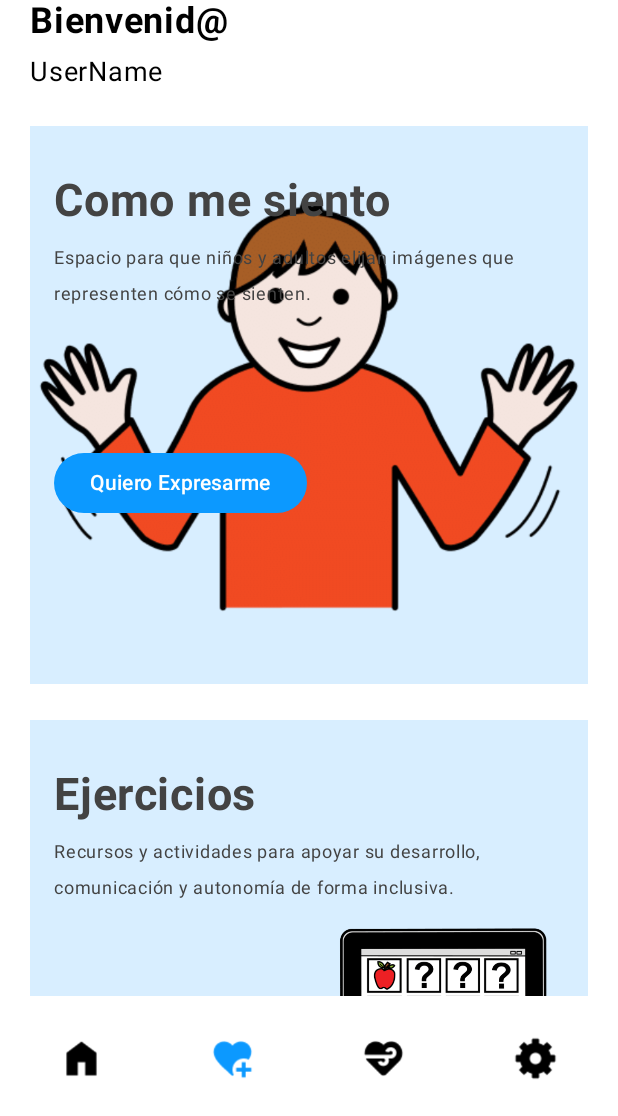
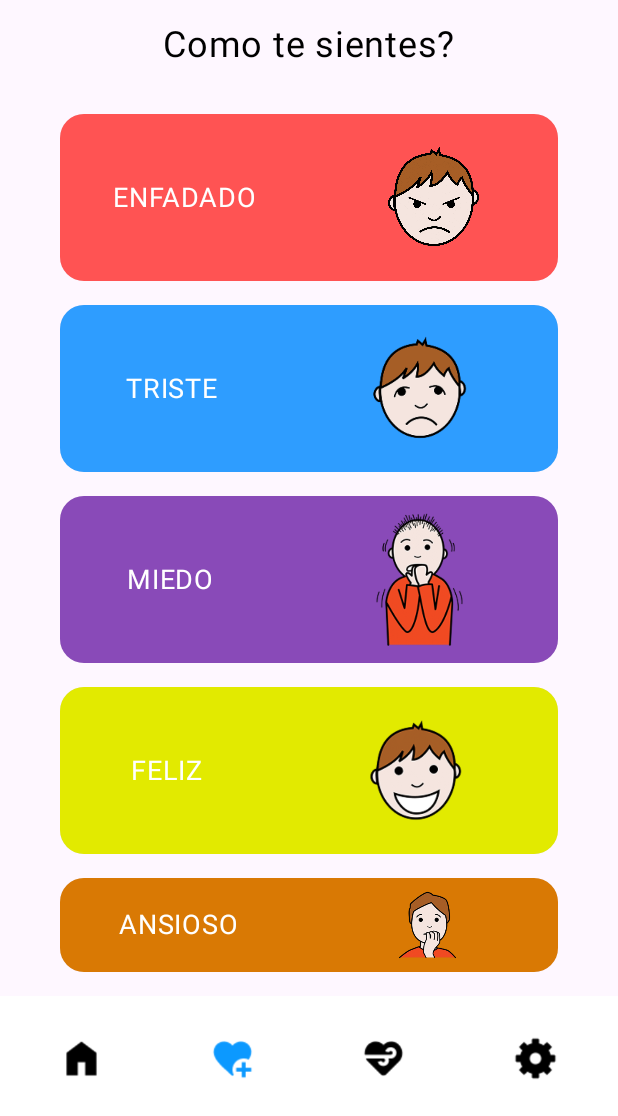
Before and after one commit to 11damia/MindSpeak, an Android app built with Jetpack Compose: the screen it shows after launch (MainActivity), item 2 of the bottom bar chosen, on a phone screen of 412 x 824 dp, the part 120-1236 px from its top. Run offline under Robolectric (Android 15) with nearby library versions, the light colour scheme and no system bars.

Commit message:
Add Emotion - History - Ranting

```diff
--- a/app/build.gradle.kts
+++ b/app/build.gradle.kts
@@ -51,6 +51,7 @@ dependencies {
     implementation(libs.androidx.ui.tooling.preview)
     implementation(libs.androidx.material3)
     implementation(libs.androidx.navigation.compose)
+    implementation(libs.androidx.storage)
     testImplementation(libs.junit)
     androidTestImplementation(libs.androidx.junit)
     androidTestImplementation(libs.androidx.espresso.core)
--- a/app/src/main/java/cat/dam/mindspeak/MainActivity.kt
+++ b/app/src/main/java/cat/dam/mindspeak/MainActivity.kt
@@ -3,9 +3,9 @@ package cat.dam.mindspeak
 import android.os.Bundle
 import androidx.activity.ComponentActivity
 import androidx.activity.compose.setContent
-import androidx.activity.enableEdgeToEdge
 import androidx.compose.foundation.background
 import androidx.compose.foundation.layout.Box
+import androidx.compose.foundation.layout.Column
 import androidx.compose.foundation.layout.fillMaxSize
 import androidx.compose.foundation.layout.systemBarsPadding
 import androidx.compose.runtime.Composable
@@ -14,10 +14,11 @@ import androidx.compose.runtime.mutableIntStateOf
 import androidx.compose.runtime.mutableStateOf
 import androidx.compose.runtime.remember
 import androidx.compose.runtime.saveable.rememberSaveable
-import androidx.compose.ui.Alignment
 import androidx.compose.ui.Modifier
 import androidx.compose.ui.tooling.preview.Preview
+import androidx.lifecycle.viewmodel.compose.viewModel
 import androidx.navigation.compose.rememberNavController
+import cat.dam.mindspeak.model.EmotionViewModel
 import cat.dam.mindspeak.ui.navigation.NavigationHost
 import cat.dam.mindspeak.ui.screens.shared.BottomBar
 import cat.dam.mindspeak.ui.screens.shared.TopBar
@@ -28,10 +29,10 @@ import cat.dam.mindspeak.ui.theme.MindSpeakTheme
 class MainActivity : ComponentActivity() {
     override fun onCreate(savedInstanceState: Bundle?) {
         super.onCreate(savedInstanceState)
-        enableEdgeToEdge()
         setContent {
-           MindSpeakTheme {
-                MyApp()
+            MindSpeakTheme {
+                val viewModel: EmotionViewModel = viewModel()
+                MyApp(viewModel)
             }
         }
     }
@@ -41,26 +42,30 @@ class MainActivity : ComponentActivity() {
 
 
 @Composable
-fun MyApp() {
+fun MyApp(viewModel: EmotionViewModel = viewModel()) {
     val navController = rememberNavController()
     val selectedButton = rememberSaveable { mutableIntStateOf(0) }
     val showBottomBar by remember { mutableStateOf(true) }
 
-    Box(
+    Column(
         modifier = Modifier
             .fillMaxSize()
             .systemBarsPadding()
             .background(LocalCustomColors.current.background)
     ) {
-        TopBar(modifier = Modifier.align(Alignment.TopCenter), navController = navController)
-        NavigationHost(
-            navController = navController,
-        )
+
+        TopBar(navController = navController)
+
+
+        Box(modifier = Modifier.weight(1f)) {
+            NavigationHost(navController = navController, viewModel = viewModel)
+        }
+
+
         if (showBottomBar) {
             BottomBar(
-                navController,
-                selectedButton,
-                modifier = Modifier.align(Alignment.BottomCenter)
+                navController = navController,
+                selectedButton = selectedButton
             )
         }
     }
--- a/app/src/main/java/cat/dam/mindspeak/ui/navigation/NavigationHost.kt
+++ b/app/src/main/java/cat/dam/mindspeak/ui/navigation/NavigationHost.kt
@@ -1,23 +1,41 @@
 package cat.dam.mindspeak.ui.navigation
 
+import android.util.Log
 import androidx.compose.runtime.Composable
 import androidx.navigation.NavHostController
 import androidx.navigation.compose.NavHost
 import androidx.navigation.compose.composable
 import cat.dam.mindspeak.SettingsUser
+import cat.dam.mindspeak.model.EmotionViewModel
+import cat.dam.mindspeak.ui.screens.EmotionRatingScreen
+import cat.dam.mindspeak.ui.screens.Emotions
 import cat.dam.mindspeak.ui.screens.Exercises
-
 import cat.dam.mindspeak.ui.screens.Inicio
+import cat.dam.mindspeak.ui.screens.EmotionHistoryScreen
 import cat.dam.mindspeak.ui.theme.LocalCustomColors
 
 @Composable
-fun NavigationHost(
-    navController: NavHostController,
-) {
+fun NavigationHost(navController: NavHostController, viewModel: EmotionViewModel) {
     NavHost(navController = navController, startDestination = "inicio") {
-        composable("inicio") { Inicio(navController,LocalCustomColors) }
+        composable("inicio") { Inicio(navController) }
+        composable("emotions") { Emotions(navController) }
+        composable("exercise") { Exercises(navController) }
         composable("settings") { SettingsUser(LocalCustomColors) }
-        composable("exercise") { Exercises(LocalCustomColors) }
-
+        composable("history") { // Routa para el historial
+            EmotionHistoryScreen(viewModel = viewModel)
+        }
+        composable("emotionRating/{emotionType}") { backStackEntry ->
+            val emotionType = backStackEntry.arguments?.getString("emotionType") ?: "UNKNOWN"
+            if (emotionType == "UNKNOWN") {
+                Log.e("EmotionRatingScreen", "Argument 'emotionType' is missing or invalid")
+                navController.popBackStack()
+                return@composable
+            }
+            EmotionRatingScreen(
+                navController = navController,
+                backStackEntry = backStackEntry,
+                viewModel = viewModel
+            )
+        }
     }
 }
--- /dev/null
+++ b/app/src/main/java/cat/dam/mindspeak/ui/screens/Emotions.kt
@@ -0,0 +1,123 @@
+package cat.dam.mindspeak.ui.screens
+
+import androidx.compose.foundation.Image
+import androidx.compose.foundation.clickable
+import androidx.compose.foundation.layout.Arrangement
+import androidx.compose.foundation.layout.Column
+import androidx.compose.foundation.layout.Row
+import androidx.compose.foundation.layout.Spacer
+import androidx.compose.foundation.layout.fillMaxSize
+import androidx.compose.foundation.layout.fillMaxWidth
+import androidx.compose.foundation.layout.height
+import androidx.compose.foundation.layout.padding
+import androidx.compose.foundation.layout.size
+import androidx.compose.foundation.layout.width
+import androidx.compose.foundation.shape.RoundedCornerShape
+import androidx.compose.material3.Card
+import androidx.compose.material3.MaterialTheme
+import androidx.compose.material3.Surface
+import androidx.compose.material3.Text
+import androidx.compose.runtime.Composable
+import androidx.compose.ui.Alignment
+import androidx.compose.ui.Modifier
+import androidx.compose.ui.graphics.Color
+import androidx.compose.ui.res.painterResource
+import androidx.compose.ui.tooling.preview.Preview
+import androidx.compose.ui.unit.dp
+import androidx.compose.ui.unit.sp
+import androidx.navigation.NavHostController
+import androidx.navigation.compose.rememberNavController
+import cat.dam.mindspeak.R
+import cat.dam.mindspeak.ui.theme.LocalCustomColors
+
+data class EmotionItem(
+    val text: String,
+    val color: Color,
+    val imageRes: Int
+)
+
+@Composable
+fun Emotions(navController: NavHostController) {
+    val emotions = listOf(
+        EmotionItem("ENFADADO", Color(0xFFFF5353), R.drawable.enfadado),
+        EmotionItem("TRISTE", Color(0xFF2E9DFF), R.drawable.triste),
+        EmotionItem("MIEDO", Color(0xFF894AB8), R.drawable.miedoso),
+        EmotionItem("FELIZ", Color(0xFFE2EA00), R.drawable.feliz),
+        EmotionItem("ANSIOSO", Color(0xFFD97904), R.drawable.ansioso)
+    )
+
+    Surface(
+        modifier = Modifier.fillMaxSize(),
+        color = MaterialTheme.colorScheme.background
+    ) {
+        Column(
+            modifier = Modifier
+                .fillMaxSize()
+                .padding(16.dp),
+            verticalArrangement = Arrangement.Top,
+            horizontalAlignment = Alignment.CenterHorizontally
+        ) {
+            Text(
+                text = "Como te sientes?",
+                fontSize = 24.sp,
+                color = LocalCustomColors.current.text1
+            )
+            Spacer(modifier = Modifier.height(32.dp))
+            Column(
+                verticalArrangement = Arrangement.spacedBy(16.dp),
+                modifier = Modifier.weight(1f)
+            ) {
+                emotions.forEach { emotion ->
+                    EmotionCard(
+                        emotionItem = emotion,
+                        navController = navController
+                    )
+                }
+            }
+        }
+    }
+}
+
+@Composable
+fun EmotionCard(emotionItem: EmotionItem, navController: NavHostController) {
+    Card(
+        shape = RoundedCornerShape(16.dp),
+        modifier = Modifier
+            .padding(horizontal = 24.dp)
+            .clickable {
+                navController.navigate("emotionRating/${emotionItem.text}")
+            }
+    ) {
+        Surface(
+            color = emotionItem.color
+        ) {
+            Row(
+                modifier = Modifier
+                    .padding(8.dp)
+                    .fillMaxWidth(),
+                verticalAlignment = Alignment.CenterVertically,
+                horizontalArrangement = Arrangement.SpaceEvenly
+            ) {
+                Text(
+                    text = emotionItem.text,
+                    fontSize = 18.sp,
+                    color = LocalCustomColors.current.text4
+                )
+                Spacer(modifier = Modifier.width(16.dp))
+                Image(
+                    painter = painterResource(id = emotionItem.imageRes),
+                    contentDescription = null,
+                    modifier = Modifier.size(95.dp)
+                )
+            }
+        }
+    }
+}
+
+@Preview(showBackground = true)
+@Composable
+fun PreviewEmotionSelectorScreen() {
+    MaterialTheme {
+        Emotions(navController = rememberNavController())
+    }
+}
--- a/app/src/main/java/cat/dam/mindspeak/ui/screens/HomeUser.kt
+++ b/app/src/main/java/cat/dam/mindspeak/ui/screens/HomeUser.kt
@@ -15,7 +15,6 @@ import androidx.compose.material3.Button
 import androidx.compose.material3.ButtonDefaults
 import androidx.compose.material3.Text
 import androidx.compose.runtime.Composable
-import androidx.compose.runtime.ProvidableCompositionLocal
 import androidx.compose.ui.Alignment
 import androidx.compose.ui.Modifier
 import androidx.compose.ui.res.painterResource
@@ -25,28 +24,29 @@ import androidx.compose.ui.unit.dp
 import androidx.compose.ui.unit.sp
 import androidx.compose.ui.zIndex
 import androidx.navigation.NavHostController
+import androidx.navigation.compose.rememberNavController
 import cat.dam.mindspeak.R
-import cat.dam.mindspeak.ui.theme.CustomColors
+import cat.dam.mindspeak.ui.theme.LocalCustomColors
 import cat.dam.mindspeak.ui.theme.White
 
 @Composable
-fun Inicio(navController: NavHostController,localCustomColors: ProvidableCompositionLocal<CustomColors>) {
+fun Inicio(navController: NavHostController) {
     LazyColumn(
         modifier = Modifier
             .fillMaxSize()
-            .padding(top = 80.dp, start = 20.dp, end = 20.dp)
+            .padding(start = 20.dp, end = 20.dp)
     ) {
         item {
             Text(
                 text = "Bienvenid@",
                 fontWeight = FontWeight.Bold,
-                color = localCustomColors.current.text1,
+                color = LocalCustomColors.current.text1,
                 fontSize = 24.sp
             )
             Spacer(modifier = Modifier.height(8.dp))
             Text(
                 text = "UserName",
-                color = localCustomColors.current.text1,
+                color = LocalCustomColors.current.text1,
                 fontSize = 18.sp
             )
             Spacer(modifier = Modifier.height(24.dp))
@@ -54,38 +54,43 @@ fun Inicio(navController: NavHostController,localCustomColors: ProvidableComposi
 
         item {
             Box(
-                modifier = Modifier.fillMaxWidth().padding(bottom = 24.dp).background(localCustomColors.current.third),
+                modifier = Modifier
+                    .fillMaxWidth()
+                    .padding(bottom = 24.dp)
+                    .background(LocalCustomColors.current.third),
             ) {
                 Image(
-                painter = painterResource(id = R.drawable.persona_settings_user),
-                contentDescription = "Feeling",
-                modifier = Modifier
-                    .zIndex(1f)
-                    .align(Alignment.BottomEnd)
+                    painter = painterResource(id = R.drawable.persona_settings_user),
+                    contentDescription = "Feeling",
+                    modifier = Modifier
+                        .zIndex(1f)
+                        .align(Alignment.BottomEnd)
                 )
                 Column(
-                    modifier = Modifier.padding(top = 16.dp, end = 16.dp, start = 16.dp).zIndex(2f),
+                    modifier = Modifier
+                        .padding(top = 16.dp, end = 16.dp, start = 16.dp)
+                        .zIndex(2f),
                     horizontalAlignment = Alignment.Start
                 ) {
                     Spacer(modifier = Modifier.height(16.dp))
                     Text(
                         text = "Como me siento",
-                        color = localCustomColors.current.text2,
+                        color = LocalCustomColors.current.text2, // Accès direct
                         fontWeight = FontWeight.Bold,
                         fontSize = 30.sp
                     )
                     Spacer(modifier = Modifier.height(8.dp))
                     Text(
                         text = "Espacio para que niños y adultos elijan imágenes que representen cómo se sienten.",
-                        color = localCustomColors.current.text2,
+                        color = LocalCustomColors.current.text2, // Accès direct
                         fontWeight = FontWeight.Normal,
                         fontSize = 12.sp
                     )
                     Spacer(modifier = Modifier.height(90.dp))
                     Button(
-                        onClick = { /* Acción al hacer clic */ },
+                        onClick = { navController.navigate("emotions") },
                         colors = ButtonDefaults.buttonColors(
-                            containerColor = localCustomColors.current.secondary
+                            containerColor = LocalCustomColors.current.secondary
                         )
                     ) {
                         Text(
@@ -99,7 +104,10 @@ fun Inicio(navController: NavHostController,localCustomColors: ProvidableComposi
         }
         item {
             Box(
-                modifier = Modifier.fillMaxWidth().background(localCustomColors.current.third),
+                modifier = Modifier
+                    .fillMaxWidth()
+                    .padding(bottom = 24.dp)
+                    .background(LocalCustomColors.current.third),
             ) {
                 Image(
                     painter = painterResource(id = R.drawable.tablet),
@@ -118,13 +126,13 @@ fun Inicio(navController: NavHostController,localCustomColors: ProvidableComposi
                     Text(
                         text = "Ejercicios",
                         fontWeight = FontWeight.Bold,
-                        color = localCustomColors.current.text2,
+                        color = LocalCustomColors.current.text2,
                         fontSize = 30.sp
                     )
                     Spacer(modifier = Modifier.height(8.dp))
                     Text(
                         text = "Recursos y actividades para apoyar su desarrollo, comunicación y autonomía de forma inclusiva.",
-                        color = localCustomColors.current.text2,
+                        color = LocalCustomColors.current.text2,
                         fontWeight = FontWeight.Normal,
                         fontSize = 12.sp
                     )
@@ -134,7 +142,7 @@ fun Inicio(navController: NavHostController,localCustomColors: ProvidableComposi
                             navController.navigate("exercise")
                         },
                         colors = ButtonDefaults.buttonColors(
-                            containerColor = localCustomColors.current.secondary
+                            containerColor = LocalCustomColors.current.secondary // Accès direct
                         )
                     ) {
                         Text(
@@ -145,12 +153,64 @@ fun Inicio(navController: NavHostController,localCustomColors: ProvidableComposi
                     Spacer(modifier = Modifier.height(24.dp))
                 }
             }
+        }
+        item {
+            Box(
+                    modifier = Modifier
+                        .fillMaxWidth()
+                        .background(LocalCustomColors.current.third)
+                        .padding(bottom = 24.dp),
+                ) {
+                    Image(
+                        painter = painterResource(id = R.drawable.history_icon), // Ajoutez un icône appropriée
+                        contentDescription = "Historial",
+                        modifier = Modifier
+                            .width(181.dp)
+                            .height(161.dp)
+                            .zIndex(1f)
+                            .align(Alignment.BottomEnd)
+                    )
+                    Column(
+                        modifier = Modifier.padding(top = 16.dp, end = 16.dp, start = 16.dp),
+                        horizontalAlignment = Alignment.Start
+                    ) {
+                        Spacer(modifier = Modifier.height(16.dp))
+                        Text(
+                            text = "Historial de emociones",
+                            fontWeight = FontWeight.Bold,
+                            color = LocalCustomColors.current.text2,
+                            fontSize = 30.sp
+                        )
+                        Spacer(modifier = Modifier.height(8.dp))
+                        Text(
+                            text = "Consulta tu historial de emociones registradas.",
+                            color = LocalCustomColors.current.text2,
+                            fontWeight = FontWeight.Normal,
+                            fontSize = 12.sp
+                        )
+                        Spacer(modifier = Modifier.height(90.dp))
+                        Button(
+                            onClick = { navController.navigate("history") }, // Navigation vers l'historial
+                            colors = ButtonDefaults.buttonColors(
+                                containerColor = LocalCustomColors.current.secondary
+                            )
+                        ) {
+                            Text(
+                                text = "Ver historial",
+                                color = White
+                            )
+                        }
+                        Spacer(modifier = Modifier.height(24.dp))
+                    }
+                }
             Spacer(modifier = Modifier.height(80.dp))
         }
+
     }
 }
+
 @Preview(showBackground = true)
 @Composable
 fun InicioPreview() {
-    //Inicio(n,LocalCustomColors)
+    Inicio(navController = rememberNavController())
 }
--- a/app/src/main/java/cat/dam/mindspeak/ui/screens/SettingsUser.kt
+++ b/app/src/main/java/cat/dam/mindspeak/ui/screens/SettingsUser.kt
@@ -17,14 +17,11 @@ import androidx.compose.runtime.Composable
 import androidx.compose.runtime.ProvidableCompositionLocal
 import androidx.compose.ui.Alignment
 import androidx.compose.ui.Modifier
-import androidx.compose.ui.graphics.Color
 import androidx.compose.ui.graphics.ColorFilter
 import androidx.compose.ui.layout.ContentScale
-import androidx.compose.ui.platform.LocalConfiguration
 import androidx.compose.ui.res.painterResource
 import androidx.compose.ui.text.TextStyle
 import androidx.compose.ui.text.font.FontWeight
-import androidx.compose.ui.tooling.preview.Preview
 import androidx.compose.ui.unit.dp
 import androidx.compose.ui.unit.sp
 import cat.dam.mindspeak.ui.theme.CustomColors
@@ -34,7 +31,7 @@ fun SettingsUser(localCustomColors: ProvidableCompositionLocal<CustomColors>) {
     Box(
         modifier = Modifier
             .fillMaxSize()
-            .padding(top = 80.dp, bottom = 25.dp) // Padding superior e inferior
+            .padding( bottom = 25.dp) // Padding superior e inferior
     ) {
         Column(
             modifier = Modifier
--- a/app/src/main/java/cat/dam/mindspeak/ui/screens/shared/BottomAppBar.kt
+++ b/app/src/main/java/cat/dam/mindspeak/ui/screens/shared/BottomAppBar.kt
@@ -9,7 +9,7 @@ import androidx.compose.material3.NavigationBarItem
 import androidx.compose.material3.NavigationBarItemDefaults
 import androidx.compose.runtime.Composable
 import androidx.compose.runtime.MutableState
-import androidx.compose.runtime.mutableStateOf
+import androidx.compose.runtime.mutableIntStateOf
 import androidx.compose.runtime.remember
 import androidx.compose.ui.Modifier
 import androidx.compose.ui.graphics.Color
@@ -20,7 +20,7 @@ import androidx.navigation.NavHostController
 import androidx.navigation.compose.rememberNavController
 import cat.dam.mindspeak.R
 import cat.dam.mindspeak.ui.theme.LocalCustomColors
-import cat.dam.mindspeak.ui.theme.MindSpeakTheme
+
 
 @Composable
 fun BottomBar(
@@ -28,7 +28,7 @@ fun BottomBar(
     selectedButton: MutableState<Int>,
     modifier: Modifier = Modifier
 ) {
-    val items = listOf("home", "How I feel", "Exercice", "Settings")
+    val items = listOf("home", "Emotions", "Exercise", "Settings")
     val icons = listOf(
         painterResource(id = R.drawable.home),
         painterResource(id = R.drawable.heartplus),
@@ -60,8 +60,8 @@ fun BottomBar(
                     selectedButton.value = index
                     val route = when (index) {
                         0 -> "inicio" // Route pour "Home"
-                        1 -> "info"  // Route pour "How I feel"
-                        2 -> "exercise" // Route pour "Exercice"
+                        1 -> "emotions"  // Route pour "How I feel"
+                        2 -> "exercise" // Route pour "Exercise"
                         3 -> "settings" // Route pour "Settings"
                         else -> return@NavigationBarItem
                     }
@@ -87,7 +87,7 @@ fun BottomBar(
 fun BottomBarPreview() {
         // Simuler un NavController et un état sélectionné
         val navController = rememberNavController()
-        val selectedButton = remember { mutableStateOf(0) }
+        val selectedButton = remember { mutableIntStateOf(0) }
         BottomBar(
             navController = navController,
             selectedButton = selectedButton
--- a/app/src/main/java/cat/dam/mindspeak/ui/theme/Theme.kt
+++ b/app/src/main/java/cat/dam/mindspeak/ui/theme/Theme.kt
@@ -57,6 +57,7 @@ data class CustomColors(
     val text1: Color,
     val text2: Color,
     val text3: Color,
+    val text4: Color,
 )
 
 val LightCustomColors = CustomColors(
@@ -66,7 +67,8 @@ val LightCustomColors = CustomColors(
     third = ThirdColorLight,
     text1 = Black,
     text2 = DarkGray,
-    text3 = Black
+    text3 = Black,
+    text4 = White
 )
 val DarkCustomColors = CustomColors(
     background = BackgroundDark,
@@ -75,7 +77,8 @@ val DarkCustomColors = CustomColors(
     third = DarkThirdColor,
     text1 = White,
     text2 = White,
-    text3 = Black
+    text3 = Black,
+    text4 = White
 )
 
 val LocalCustomColors = staticCompositionLocalOf { LightCustomColors }
--- a/gradle/libs.versions.toml
+++ b/gradle/libs.versions.toml
@@ -10,6 +10,7 @@ lifecycleRuntimeKtx = "2.8.7"
 activityCompose = "1.10.0"
 composeBom = "2024.04.01"
 navigationCompose = "2.8.6"
+storage = "1.5.0"
 
 [libraries]
 androidx-core-ktx = { group = "androidx.core", name = "core-ktx", version.ref = "coreKtx" }
@@ -29,6 +30,7 @@ androidx-ui-test-manifest = { group = "androidx.compose.ui", name = "ui-test-man
 androidx-ui-test-junit4 = { group = "androidx.compose.ui", name = "ui-test-junit4" }
 androidx-material3 = { group = "androidx.compose.material3", name = "material3" }
 androidx-navigation-compose = { group = "androidx.navigation", name = "navigation-compose", version.ref = "navigationCompose" }
+androidx-storage = { group = "androidx.test.services", name = "storage", version.ref = "storage" }
 
 [plugins]
 android-application = { id = "com.android.application", version.ref = "agp" }
```
Also changed, not shown: app/src/main/java/cat/dam/mindspeak/model/ViewModel.kt (added, +25 -0 lines), app/src/main/java/cat/dam/mindspeak/ui/screens/EmotionHistoryScreen.kt (added, +89 -0 lines), app/src/main/java/cat/dam/mindspeak/ui/screens/EmotionRatingScreen.kt (added, +125 -0 lines), app/src/main/java/cat/dam/mindspeak/ui/screens/Exercises.kt (+15 -13 lines), app/src/main/res/drawable/ansioso.png (added), app/src/main/res/drawable/enfadado.png (added), app/src/main/res/drawable/feliz.png (added), app/src/main/res/drawable/history_icon.png (added), app/src/main/res/drawable/miedoso.png (added), app/src/main/res/drawable/placeholder.png (added), app/src/main/res/drawable/triste.png (added).
